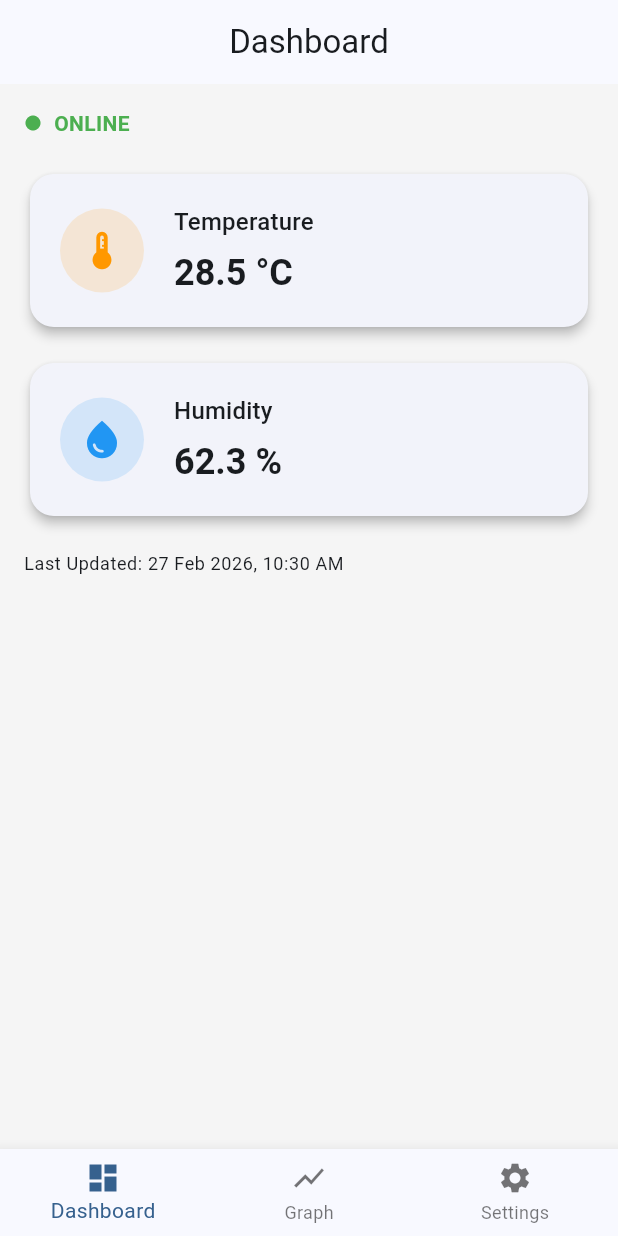
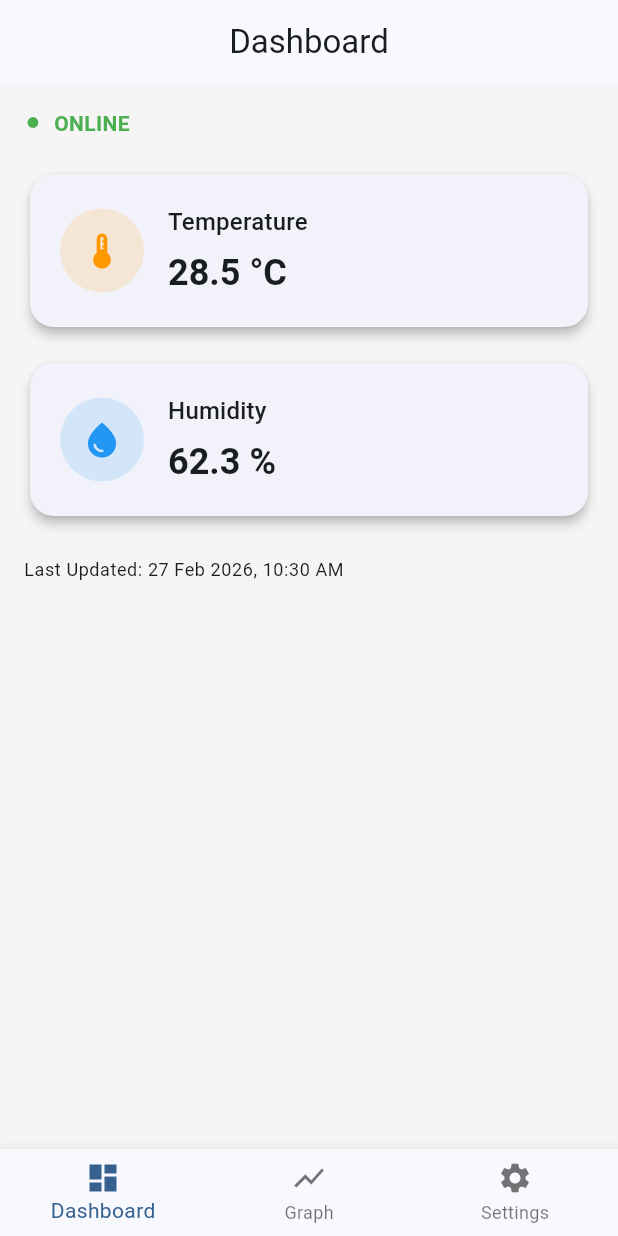
Before and after one commit to SaiMehtre/temp-humidity-monitor, a Flutter app: the screen it shows after launch, on a phone screen of 412 x 824 dp. Run offline on Flutter 3.47's test engine with Material 3 defaults, Android fonts, the phone set to English and light mode, and no system bars; drawn by our look-alikes of auto_size_text; our stand-ins replace flutter_riverpod.

Commit message:
feat: responsive dashboard with animated status and fold support

```diff
--- a/lib/presentation/screens/dashboard_screen.dart
+++ b/lib/presentation/screens/dashboard_screen.dart
@@ -17,31 +17,68 @@ class DashboardScreen extends ConsumerWidget {
         title: const Text("Dashboard"),
         centerTitle: true,
       ),
-      body: RefreshIndicator(
+      body: LayoutBuilder(
+        builder: (context, constraints) {
+          final isLargeScreen = constraints.maxWidth > 600;
+
+          return RefreshIndicator(
             onRefresh: () async {
               ref.read(dashboardProvider.notifier).refreshData();
             },
-        child: ListView(
+            child: SingleChildScrollView(
+              physics: const AlwaysScrollableScrollPhysics(),
               padding: const EdgeInsets.all(16),
+              child: Column(
+                crossAxisAlignment: CrossAxisAlignment.start,
                 children: [
                   StatusIndicator(isOnline: data.isOnline),
                   const SizedBox(height: 20),
 
+                  isLargeScreen
+                      ? Row(
+                          children: [
+                            Expanded(
+                              child: SensorCard(
+                                title: "Temperature",
+                                value:
+                                    "${data.temperature.toStringAsFixed(1)} °C",
+                                icon: Icons.thermostat,
+                                color: Colors.orange,
+                              ),
+                            ),
+                            const SizedBox(width: 16),
+                            Expanded(
+                              child: SensorCard(
+                                title: "Humidity",
+                                value:
+                                    "${data.humidity.toStringAsFixed(1)} %",
+                                icon: Icons.water_drop,
+                                color: Colors.blue,
+                              ),
+                            ),
+                          ],
+                        )
+                      : Column(
+                          children: [
                             SensorCard(
                               title: "Temperature",
-              value: "${data.temperature.toStringAsFixed(1)} °C",
+                              value:
+                                  "${data.temperature.toStringAsFixed(1)} °C",
                               icon: Icons.thermostat,
                               color: Colors.orange,
                             ),
                             const SizedBox(height: 16),
-
                             SensorCard(
                               title: "Humidity",
-              value: "${data.humidity.toStringAsFixed(1)} %",
+                              value:
+                                  "${data.humidity.toStringAsFixed(1)} %",
                               icon: Icons.water_drop,
                               color: Colors.blue,
                             ),
-            const SizedBox(height: 20),
+                          ],
+                        ),
+
+                  const SizedBox(height: 24),
 
                   Text(
                     "Last Updated: ${DateFormat('dd MMM yyyy, hh:mm a').format(data.lastUpdated)}",
@@ -51,5 +88,8 @@ class DashboardScreen extends ConsumerWidget {
               ),
             ),
           );
+        },
+      ),
+    );
   }
 }
--- a/lib/presentation/widgets/sensor_card.dart
+++ b/lib/presentation/widgets/sensor_card.dart
@@ -1,4 +1,5 @@
 import 'package:flutter/material.dart';
+import 'package:auto_size_text/auto_size_text.dart';
 
 class SensorCard extends StatelessWidget {
   final String title;
@@ -21,28 +22,38 @@ class SensorCard extends StatelessWidget {
         padding: const EdgeInsets.all(20),
         child: Row(
           children: [
-            CircleAvatar(
+            Flexible(
+              flex: 2,
+              child: CircleAvatar(
                 radius: 28,
                 backgroundColor: color.withOpacity(0.15),
-              child: Icon(icon, color: color, size: 30),
+                child: Icon(icon, color: color, size: 28),
               ),
-            const SizedBox(width: 20),
-            Column(
+            ),
+            const SizedBox(width: 16),
+            Expanded(
+              flex: 5,
+              child: Column(
                 crossAxisAlignment: CrossAxisAlignment.start,
                 children: [
-                Text(
+                  AutoSizeText(
                     title,
+                    maxLines: 1,
+                    minFontSize: 12,
                     style: Theme.of(context).textTheme.titleMedium,
                   ),
                   const SizedBox(height: 6),
-                Text(
+                  AutoSizeText(
                     value,
+                    maxLines: 1,
+                    minFontSize: 14,
                     style: Theme.of(context)
                         .textTheme
                         .headlineSmall
                         ?.copyWith(fontWeight: FontWeight.bold),
                   ),
                 ],
+              ),
             )
           ],
         ),
--- a/lib/presentation/widgets/status_indicator.dart
+++ b/lib/presentation/widgets/status_indicator.dart
@@ -1,28 +1,54 @@
 import 'package:flutter/material.dart';
 
-class StatusIndicator extends StatelessWidget {
+class StatusIndicator extends StatefulWidget {
   final bool isOnline;
 
   const StatusIndicator({super.key, required this.isOnline});
 
   @override
+  State<StatusIndicator> createState() => _StatusIndicatorState();
+}
+
+class _StatusIndicatorState extends State<StatusIndicator>
+    with SingleTickerProviderStateMixin {
+  late AnimationController _controller;
+  late Animation<double> _animation;
+
+  @override
+  void initState() {
+    super.initState();
+    _controller =
+        AnimationController(vsync: this, duration: const Duration(seconds: 1))
+          ..repeat(reverse: true);
+
+    _animation = Tween<double>(begin: 0.6, end: 1.2).animate(_controller);
+  }
+
+  @override
   Widget build(BuildContext context) {
+    final color = widget.isOnline ? Colors.green : Colors.red;
+
     return Row(
       children: [
-        Icon(
-          Icons.circle,
-          size: 12,
-          color: isOnline ? Colors.green : Colors.red,
+        ScaleTransition(
+          scale: _animation,
+          child: Icon(Icons.circle, size: 12, color: color),
         ),
         const SizedBox(width: 8),
         Text(
-          isOnline ? "ONLINE" : "OFFLINE",
+          widget.isOnline ? "ONLINE" : "OFFLINE",
           style: TextStyle(
-            color: isOnline ? Colors.green : Colors.red,
+            color: color,
             fontWeight: FontWeight.bold,
           ),
         ),
       ],
     );
   }
+
+  @override
+  void dispose() {
+    _controller.dispose();
+    super.dispose();
+  }
 }
--- a/pubspec.yaml
+++ b/pubspec.yaml
@@ -37,6 +37,7 @@ dependencies:
   flutter_riverpod: ^2.5.1
   fl_chart: ^1.1.1
   intl: ^0.20.2
+  auto_size_text: ^3.0.0
 
 dev_dependencies:
   flutter_test:
```
Also changed, not shown: pubspec.lock. Lines whose indentation alone changed are shown as unchanged.
